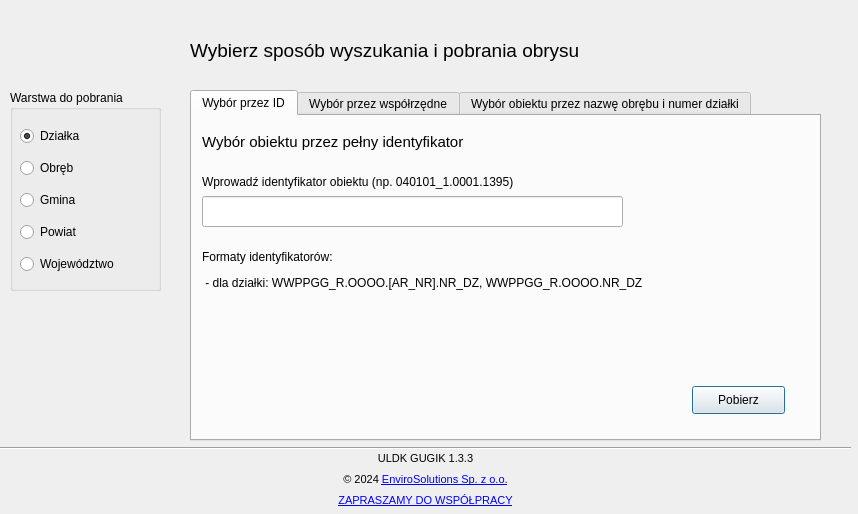
This is uldk_gugik_dialog_base.ui in envirosolutionspl/uldk_gugik as Qt 5 draws it before an edit. The edited form follows.
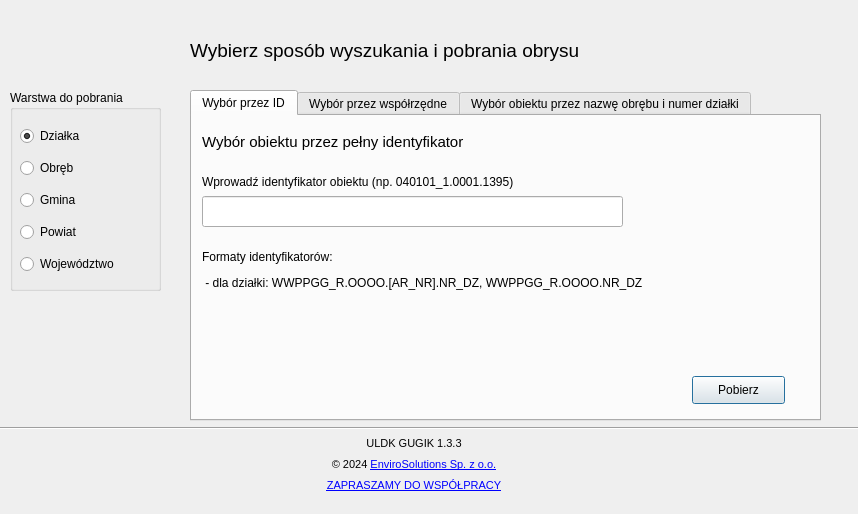
This is the edited form. Icons and pictures are not drawn. Custom widgets are drawn as their Qt base class.

Commit message: przemieszenie dolnego paska i wyrownanie elementow

What changed in the file:
```diff
--- a/uldk_gugik_dialog_base.ui
+++ b/uldk_gugik_dialog_base.ui
@@ -29,7 +29,7 @@
      <x>190</x>
      <y>90</y>
      <width>631</width>
-     <height>351</height>
+     <height>331</height>
     </rect>
    </property>
    <property name="currentIndex">
@@ -109,7 +109,7 @@
      <property name="geometry">
       <rect>
        <x>500</x>
-       <y>270</y>
+       <y>260</y>
        <width>93</width>
        <height>28</height>
       </rect>
@@ -767,7 +767,7 @@
    <property name="geometry">
     <rect>
      <x>-10</x>
-     <y>445</y>
+     <y>430</y>
      <width>871</width>
      <height>71</height>
     </rect>
@@ -803,19 +803,25 @@
        <number>0</number>
       </property>
       <property name="leftMargin">
-       <number>0</number>
+       <number>12</number>
       </property>
       <property name="topMargin">
        <number>0</number>
       </property>
       <property name="rightMargin">
-       <number>0</number>
+       <number>35</number>
       </property>
       <property name="bottomMargin">
        <number>0</number>
       </property>
       <item>
        <widget class="QLabel" name="img_main">
+        <property name="sizePolicy">
+         <sizepolicy hsizetype="Maximum" vsizetype="Minimum">
+          <horstretch>0</horstretch>
+          <verstretch>0</verstretch>
+         </sizepolicy>
+        </property>
         <property name="maximumSize">
          <size>
           <width>70</width>
@@ -839,7 +845,7 @@
       <item>
        <layout class="QGridLayout" name="gridLayout_4">
         <property name="horizontalSpacing">
-         <number>-1</number>
+         <number>7</number>
         </property>
         <property name="verticalSpacing">
          <number>0</number>
@@ -971,8 +977,8 @@
    <property name="geometry">
     <rect>
      <x>0</x>
-     <y>440</y>
-     <width>851</width>
+     <y>420</y>
+     <width>861</width>
      <height>16</height>
     </rect>
    </property>
```
The commit also changes 1 other file.
